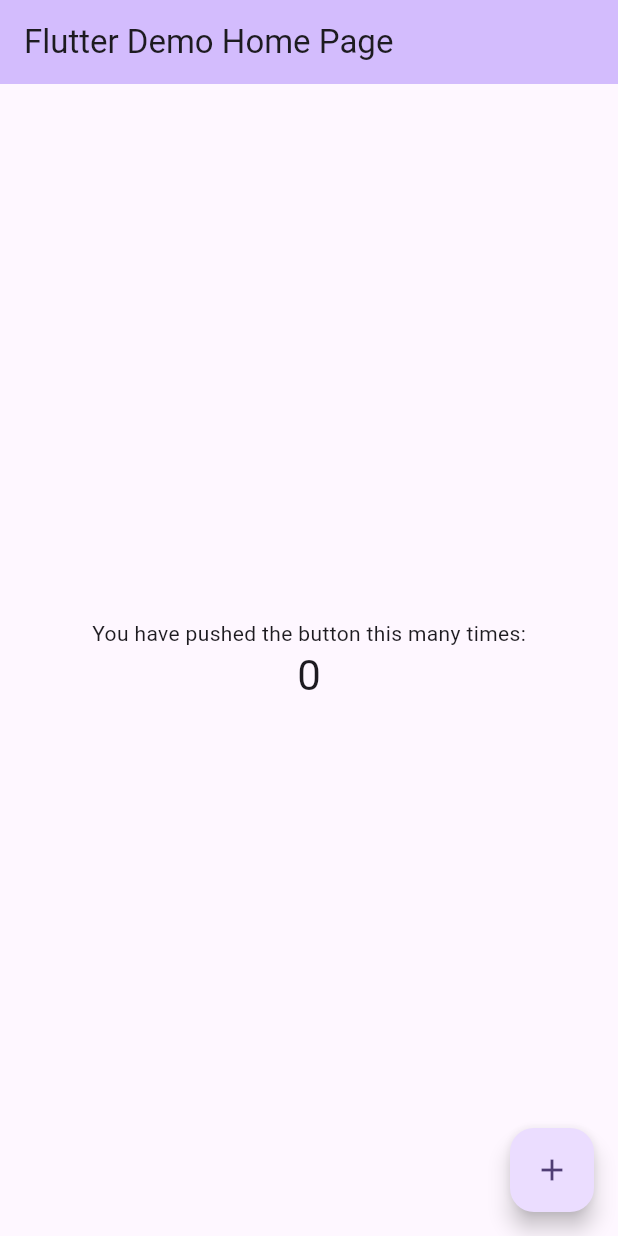
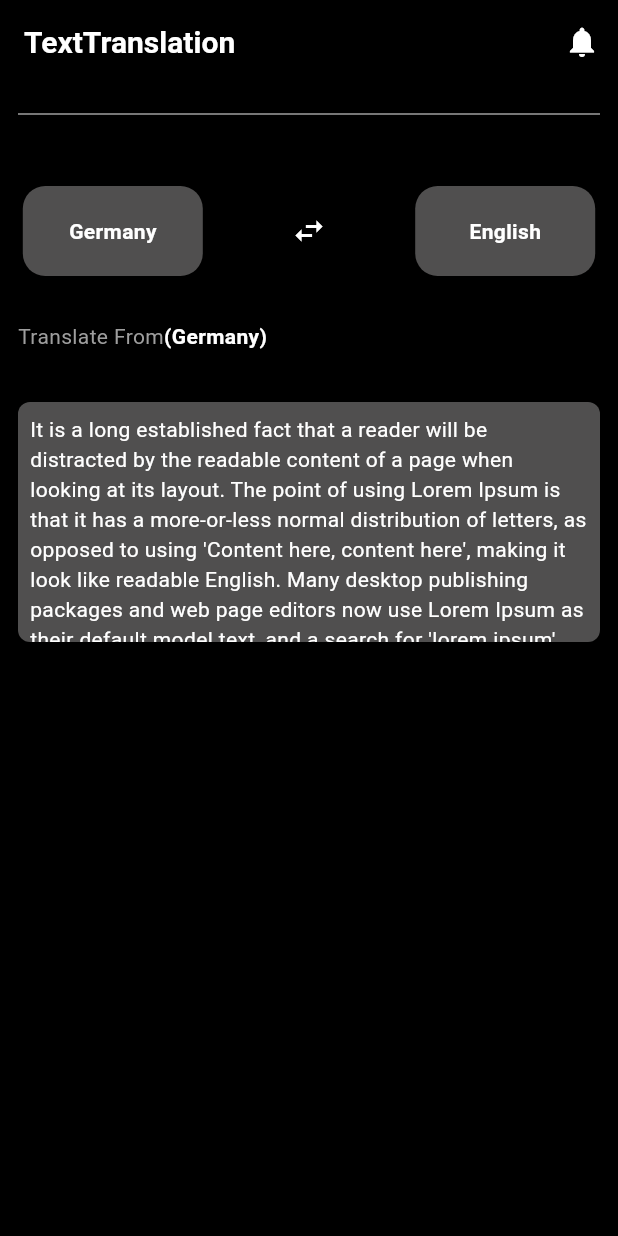
Before and after one commit to suraj-yadav0/ai_translation_app, a Flutter app: the screen it shows after launch, on a phone screen of 412 x 824 dp. Run offline on Flutter 3.47's test engine with Material 3 defaults, Android fonts, the phone set to English and light mode, and no system bars.

Commit message:
started working on the Ui part of the Home Screen.

```diff
--- /dev/null
+++ b/lib/home_screen.dart
@@ -0,0 +1,174 @@
+import 'package:ai_translation_app/widgets/app_bar.dart';
+import 'package:flutter/material.dart';
+
+class HomeScreen extends StatefulWidget {
+  const HomeScreen({super.key});
+
+  @override
+  State<HomeScreen> createState() => _HomeScreenState();
+}
+
+class _HomeScreenState extends State<HomeScreen> {
+  @override
+  Widget build(BuildContext context) {
+    return Scaffold(
+      backgroundColor: Colors.black,
+      appBar: AppBar(
+        backgroundColor: Colors.black,
+        title: CustomAppBar(
+          word1: "Text",
+          word2: "Translation",
+        ),
+        actions: [
+          IconButton(
+            onPressed: () {},
+            icon: const Icon(
+              Icons.notifications,
+              color: Colors.white,
+            ),
+          ),
+        ],
+      ),
+      body: Column(
+        children: [
+          const Padding(
+            padding: EdgeInsets.all(12.0),
+            child: Divider(
+              color: Colors.grey,
+            ),
+          ),
+          const SizedBox(
+            height: 20,
+          ),
+          Row(
+            mainAxisAlignment: MainAxisAlignment.spaceAround,
+            children: [
+              Padding(
+                padding: const EdgeInsets.all(8.0),
+                child: Container(
+                  height: 60,
+                  width: 120,
+                  decoration: BoxDecoration(
+                      borderRadius: BorderRadius.circular(15),
+                      color: const Color.fromARGB(255, 80, 79, 79)),
+                  child: const Center(
+                    child: Text(
+                      "Germany",
+                      style: TextStyle(
+                          color: Colors.white, fontWeight: FontWeight.bold),
+                    ),
+                  ),
+                ),
+              ),
+              const SizedBox(
+                width: 10,
+              ),
+              Center(
+                child: IconButton(
+                    onPressed: () {},
+                    icon: const Icon(
+                      Icons.swap_horiz,
+                      color: Colors.white,
+                    )),
+              ),
+              const SizedBox(
+                width: 10,
+              ),
+              Padding(
+                padding: const EdgeInsets.all(8.0),
+                child: Container(
+                  height: 60,
+                  width: 120,
+                  decoration: BoxDecoration(
+                      borderRadius: BorderRadius.circular(15),
+                      color: const Color.fromARGB(255, 80, 79, 79)),
+                  child: const Center(
+                    child: Text(
+                      "English",
+                      style: TextStyle(
+                          color: Colors.white, fontWeight: FontWeight.bold),
+                    ),
+                  ),
+                ),
+              ),
+            ],
+          ),
+          const SizedBox(
+            height: 10,
+          ),
+          const Padding(
+            padding: EdgeInsets.all(12.0),
+            child: Row(
+              children: [
+                Text(
+                  "Translate From",
+                  style: TextStyle(color: Colors.grey),
+                ),
+                Text(
+                  "(Germany)",
+                  style: TextStyle(
+                      color: Colors.white, fontWeight: FontWeight.bold),
+                )
+              ],
+            ),
+          ),
+          const SizedBox(
+            height: 10,
+          ),
+          Padding(
+            padding: const EdgeInsets.all(12.0),
+            child: Container(
+              height: 160,
+              width: double.infinity,
+              decoration: BoxDecoration(
+                color: const Color.fromARGB(255, 80, 79, 79),
+                borderRadius: BorderRadius.circular(8),
+              ),
+              child: SingleChildScrollView(
+                child: Column(
+                  children: [
+                    const Padding(
+                      padding: EdgeInsets.all(8.0),
+                      child: Text(
+                        "It is a long established fact that a reader will be distracted by the readable content of a page when looking at its layout. The point of using Lorem Ipsum is that it has a more-or-less normal distribution of letters, as opposed to using 'Content here, content here', making it look like readable English. Many desktop publishing packages and web page editors now use Lorem Ipsum as their default model text, and a search for 'lorem ipsum' will uncover many web sites still in their infancy. Various versions have evolved over the years, sometimes by accident, sometimes on purpose (injected humour and the like.",
+                        style: TextStyle(color: Colors.white),
+                      ),
+                    ),
+                    const Padding(
+                      padding: EdgeInsets.all(12.0),
+                      child: Divider(
+                        color: Colors.grey,
+                      ),
+                    ),
+                    Padding(
+                      padding: const EdgeInsets.all(8.0),
+                      child: Row(
+                        children: [
+                          IconButton(
+                            onPressed: () {},
+                            icon: const Icon(
+                              Icons.copy,
+                              color: Colors.white,
+                            ),
+                          ),
+                         const Divider(color: Colors.grey,),
+                           IconButton(
+                            onPressed: () {},
+                            icon: const Icon(
+                              Icons.speaker,
+                              color: Colors.white,
+                            ),
+                          ),
+                        ],
+                      ),
+                    )
+                  ],
+                ),
+              ),
+            ),
+          )
+        ],
+      ),
+    );
+  }
+}
--- a/lib/main.dart
+++ b/lib/main.dart
@@ -1,3 +1,4 @@
+import 'package:ai_translation_app/home_screen.dart';
 import 'package:flutter/material.dart';
 
 void main() {
@@ -13,113 +14,11 @@ class MyApp extends StatelessWidget {
     return MaterialApp(
       title: 'Flutter Demo',
       theme: ThemeData(
-        // This is the theme of your application.
-        //
-        // TRY THIS: Try running your application with "flutter run". You'll see
-        // the application has a blue toolbar. Then, without quitting the app,
-        // try changing the seedColor in the colorScheme below to Colors.green
-        // and then invoke "hot reload" (save your changes or press the "hot
-        // reload" button in a Flutter-supported IDE, or press "r" if you used
-        // the command line to start the app).
-        //
-        // Notice that the counter didn't reset back to zero; the application
-        // state is not lost during the reload. To reset the state, use hot
-        // restart instead.
-        //
-        // This works for code too, not just values: Most code changes can be
-        // tested with just a hot reload.
+
         colorScheme: ColorScheme.fromSeed(seedColor: Colors.deepPurple),
         useMaterial3: true,
       ),
-      home: const MyHomePage(title: 'Flutter Demo Home Page'),
+      home: const HomeScreen(),
     );
   }
 }
-
-class MyHomePage extends StatefulWidget {
-  const MyHomePage({super.key, required this.title});
-
-  // This widget is the home page of your application. It is stateful, meaning
-  // that it has a State object (defined below) that contains fields that affect
-  // how it looks.
-
-  // This class is the configuration for the state. It holds the values (in this
-  // case the title) provided by the parent (in this case the App widget) and
-  // used by the build method of the State. Fields in a Widget subclass are
-  // always marked "final".
-
-  final String title;
-
-  @override
-  State<MyHomePage> createState() => _MyHomePageState();
-}
-
-class _MyHomePageState extends State<MyHomePage> {
-  int _counter = 0;
-
-  void _incrementCounter() {
-    setState(() {
-      // This call to setState tells the Flutter framework that something has
-      // changed in this State, which causes it to rerun the build method below
-      // so that the display can reflect the updated values. If we changed
-      // _counter without calling setState(), then the build method would not be
-      // called again, and so nothing would appear to happen.
-      _counter++;
-    });
-  }
-
-  @override
-  Widget build(BuildContext context) {
-    // This method is rerun every time setState is called, for instance as done
-    // by the _incrementCounter method above.
-    //
-    // The Flutter framework has been optimized to make rerunning build methods
-    // fast, so that you can just rebuild anything that needs updating rather
-    // than having to individually change instances of widgets.
-    return Scaffold(
-      appBar: AppBar(
-        // TRY THIS: Try changing the color here to a specific color (to
-        // Colors.amber, perhaps?) and trigger a hot reload to see the AppBar
-        // change color while the other colors stay the same.
-        backgroundColor: Theme.of(context).colorScheme.inversePrimary,
-        // Here we take the value from the MyHomePage object that was created by
-        // the App.build method, and use it to set our appbar title.
-        title: Text(widget.title),
-      ),
-      body: Center(
-        // Center is a layout widget. It takes a single child and positions it
-        // in the middle of the parent.
-        child: Column(
-          // Column is also a layout widget. It takes a list of children and
-          // arranges them vertically. By default, it sizes itself to fit its
-          // children horizontally, and tries to be as tall as its parent.
-          //
-          // Column has various properties to control how it sizes itself and
-          // how it positions its children. Here we use mainAxisAlignment to
-          // center the children vertically; the main axis here is the vertical
-          // axis because Columns are vertical (the cross axis would be
-          // horizontal).
-          //
-          // TRY THIS: Invoke "debug painting" (choose the "Toggle Debug Paint"
-          // action in the IDE, or press "p" in the console), to see the
-          // wireframe for each widget.
-          mainAxisAlignment: MainAxisAlignment.center,
-          children: <Widget>[
-            const Text(
-              'You have pushed the button this many times:',
-            ),
-            Text(
-              '$_counter',
-              style: Theme.of(context).textTheme.headlineMedium,
-            ),
-          ],
-        ),
-      ),
-      floatingActionButton: FloatingActionButton(
-        onPressed: _incrementCounter,
-        tooltip: 'Increment',
-        child: const Icon(Icons.add),
-      ), // This trailing comma makes auto-formatting nicer for build methods.
-    );
-  }
-}
--- /dev/null
+++ b/lib/widgets/app_bar.dart
@@ -0,0 +1,39 @@
+import 'package:flutter/material.dart';
+
+// ignore: must_be_immutable
+class CustomAppBar extends StatelessWidget {
+  String word1;
+  String word2;
+  CustomAppBar({
+    super.key,
+    required this.word1,
+    required this.word2,
+  });
+
+  @override
+  Widget build(BuildContext context) {
+    return
+        RichText(
+            text: TextSpan(children: [
+          TextSpan(
+              text: word1,
+              style: const TextStyle(
+                color: Colors.white,
+                fontWeight: FontWeight.bold,
+                fontSize: 20,
+              ),
+              children: [
+                TextSpan(
+                  text: word2,
+                  style: const TextStyle(
+                       color: Colors.white,
+                    fontWeight: FontWeight.bold,
+                    fontSize: 20,
+                  ),
+                )
+              ]),
+        ]));
+
+
+  }
+}
```
